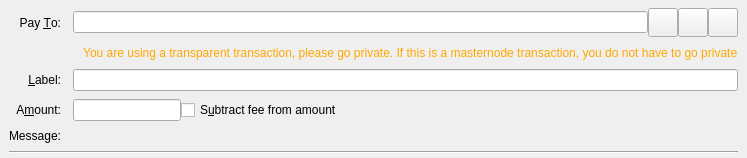
Before: the Qt Designer form src/qt/forms/sendcoinsentry.ui in firoorg/firo, drawn with Qt 5.
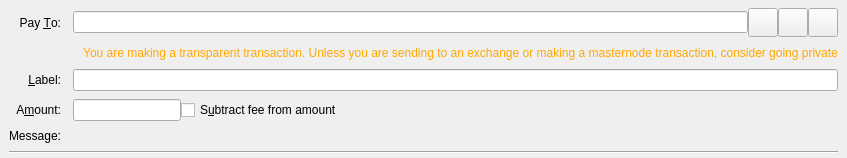
After: the same form once the commit is applied. Icons and pictures are not drawn. Custom widgets are drawn as their Qt base class.

Commit message: improve warning when sending transparent tx

Patch:
```diff
--- a/src/qt/forms/sendcoinsentry.ui
+++ b/src/qt/forms/sendcoinsentry.ui
@@ -162,7 +162,7 @@
       <item>
         <widget class="QLabel" name="textWarning">
           <property name="text">
-          <string> You are using a transparent transaction, please go private. If this is a masternode transaction, you do not have to go private</string>
+          <string> You are making a transparent transaction. Unless you are sending to an exchange or making a masternode transaction, consider going private</string>
           </property>
           <property name="styleSheet">
             <string>color: #FFA800; margin-left:-10px;</string>
```
The commit also changes 1 other file.
